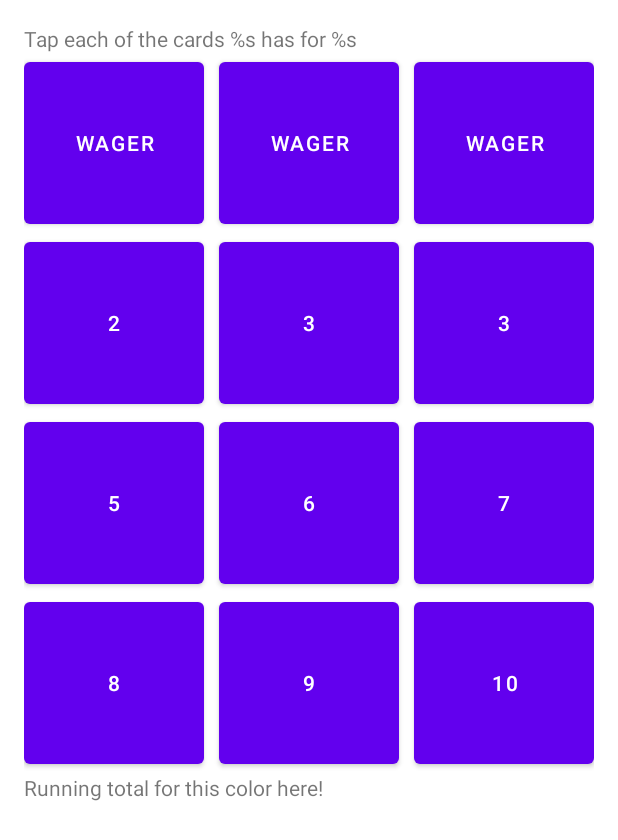
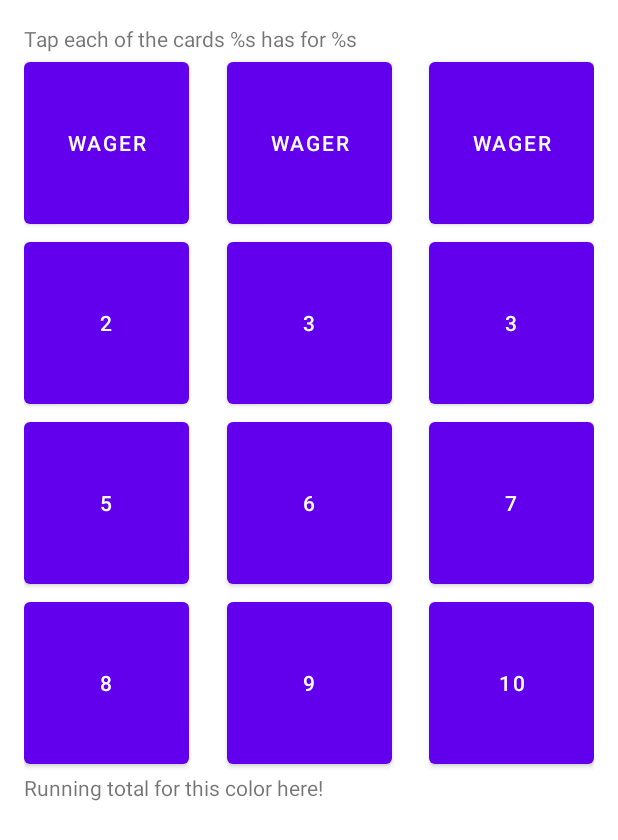
Before and after one commit to StellarsJayNorthwest/LostCities, an Android app: the layout single_color_scoring_activity.xml on its own in the app's theme, with its tools: preview values and no code run, on a phone screen of 412 x 824 dp. Shown: the top 840 px of the screen. Run offline under Robolectric (Android 15) with nearby library versions, the phone set to English and light mode, and no system bars.

Commit message:
Hooking up activities and layout tweaks

```diff
--- a/app/src/main/AndroidManifest.xml
+++ b/app/src/main/AndroidManifest.xml
@@ -22,6 +22,10 @@
         <activity
             android:name=".HandScoringActivity"
             android:screenOrientation="portrait" />
+
+        <activity
+            android:name=".SingleColorScoringActivity"
+            android:screenOrientation="portrait" />
     </application>
 
 </manifest>
--- a/app/src/main/java/com/example/lostcitiesscorecalculator/HandScoringActivity.kt
+++ b/app/src/main/java/com/example/lostcitiesscorecalculator/HandScoringActivity.kt
@@ -1,5 +1,6 @@
 package com.example.lostcitiesscorecalculator
 
+import android.content.Intent
 import androidx.appcompat.app.AppCompatActivity
 import android.os.Bundle
 import com.example.lostcitiesscorecalculator.databinding.HandScoringActivityBinding
@@ -11,5 +12,9 @@ class HandScoringActivity : AppCompatActivity() {
         super.onCreate(savedInstanceState)
         binding = HandScoringActivityBinding.inflate(layoutInflater)
         setContentView(binding.root)
+        binding.player1Blue.setOnClickListener {
+            val intent = Intent(this, SingleColorScoringActivity::class.java)
+            startActivity(intent)
+        }
     }
 }
--- a/app/src/main/res/layout/single_color_scoring_activity.xml
+++ b/app/src/main/res/layout/single_color_scoring_activity.xml
@@ -17,7 +17,7 @@
 
     <Button
         android:id="@+id/wager1"
-        android:layout_width="120dp"
+        android:layout_width="110dp"
         android:layout_height="120dp"
         android:text="Wager"
         app:layout_constraintStart_toStartOf="parent"
@@ -25,7 +25,7 @@
 
     <Button
         android:id="@+id/wager2"
-        android:layout_width="120dp"
+        android:layout_width="110dp"
         android:layout_height="120dp"
         android:text="Wager"
         app:layout_constraintLeft_toLeftOf="parent"
@@ -34,7 +34,7 @@
 
     <Button
         android:id="@+id/wager3"
-        android:layout_width="120dp"
+        android:layout_width="110dp"
         android:layout_height="120dp"
         android:layout_marginLeft="10dp"
         android:text="Wager"
@@ -45,7 +45,7 @@
 
     <Button
         android:id="@+id/card2"
-        android:layout_width="120dp"
+        android:layout_width="110dp"
         android:layout_height="120dp"
         android:text="2"
         app:layout_constraintStart_toStartOf="parent"
@@ -53,7 +53,7 @@
 
     <Button
         android:id="@+id/card3"
-        android:layout_width="120dp"
+        android:layout_width="110dp"
         android:layout_height="120dp"
         android:text="3"
         app:layout_constraintLeft_toLeftOf="parent"
@@ -62,7 +62,7 @@
 
     <Button
         android:id="@+id/card4"
-        android:layout_width="120dp"
+        android:layout_width="110dp"
         android:layout_height="120dp"
         android:layout_marginLeft="10dp"
         android:text="3"
@@ -73,7 +73,7 @@
 
     <Button
         android:id="@+id/card5"
-        android:layout_width="120dp"
+        android:layout_width="110dp"
         android:layout_height="120dp"
         android:text="5"
         app:layout_constraintStart_toStartOf="parent"
@@ -81,7 +81,7 @@
 
     <Button
         android:id="@+id/card6"
-        android:layout_width="120dp"
+        android:layout_width="110dp"
         android:layout_height="120dp"
         android:text="6"
         app:layout_constraintLeft_toLeftOf="parent"
@@ -90,7 +90,7 @@
 
     <Button
         android:id="@+id/card7"
-        android:layout_width="120dp"
+        android:layout_width="110dp"
         android:layout_height="120dp"
         android:layout_marginLeft="10dp"
         android:text="7"
@@ -101,7 +101,7 @@
 
     <Button
         android:id="@+id/card8"
-        android:layout_width="120dp"
+        android:layout_width="110dp"
         android:layout_height="120dp"
         android:text="8"
         app:layout_constraintStart_toStartOf="parent"
@@ -109,7 +109,7 @@
 
     <Button
         android:id="@+id/card9"
-        android:layout_width="120dp"
+        android:layout_width="110dp"
         android:layout_height="120dp"
         android:text="9"
         app:layout_constraintLeft_toLeftOf="parent"
@@ -118,7 +118,7 @@
 
     <Button
         android:id="@+id/card10"
-        android:layout_width="120dp"
+        android:layout_width="110dp"
         android:layout_height="120dp"
         android:layout_marginLeft="10dp"
         android:text="10"
```
